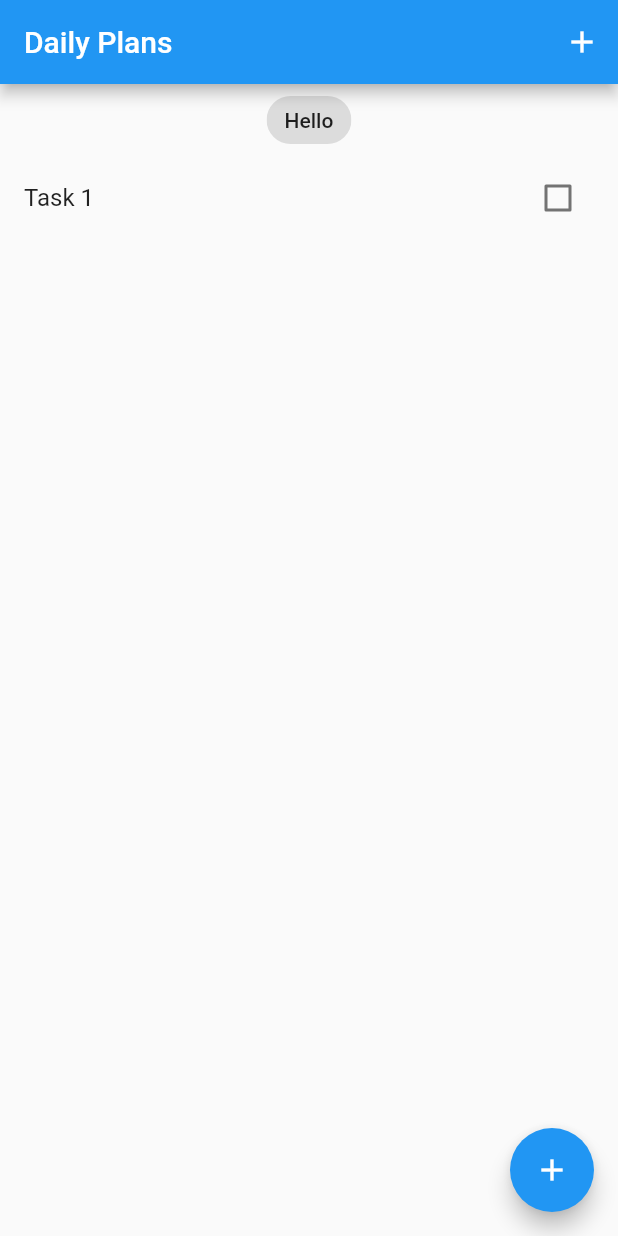
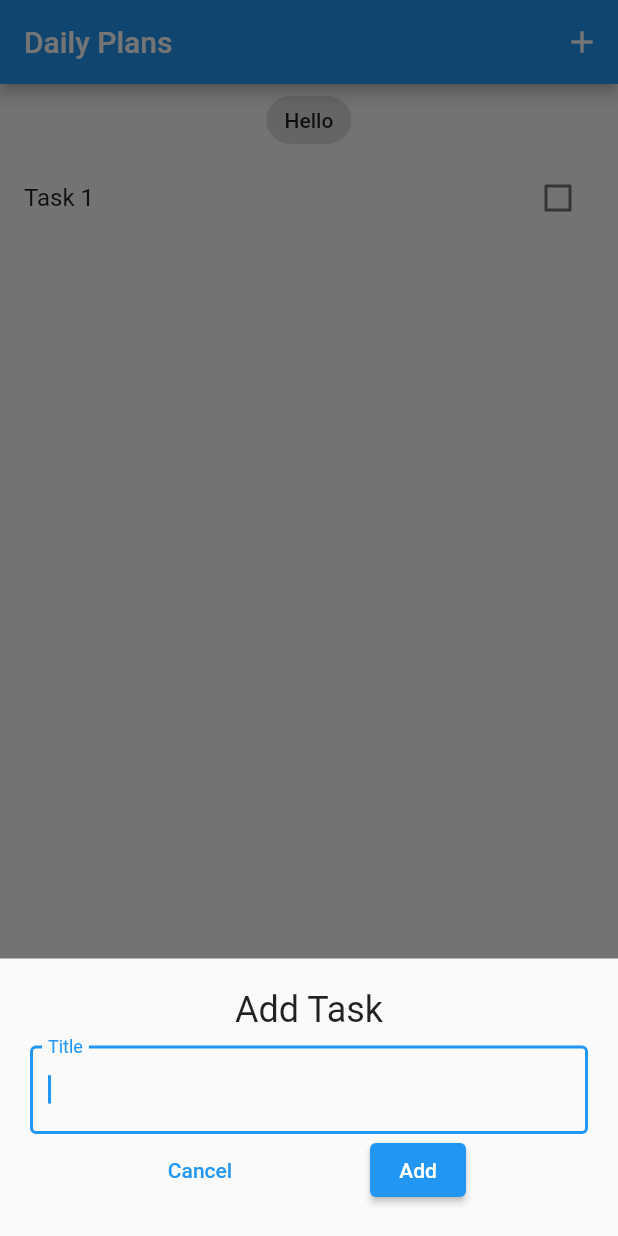
Before and after one commit to Neloy-SWE/Daily-Plans, a Flutter app: the screen it shows after launch, after a tap on the "add" icon, on a phone screen of 412 x 824 dp. Run offline on Flutter 3.47's test engine with Material 2 defaults, Android fonts, the light colour scheme and no system bars; our stand-ins replace bloc, equatable, flutter_bloc.

Commit message:
update task even added

```diff
--- a/lib/blocs/bloc/tasks_bloc.dart
+++ b/lib/blocs/bloc/tasks_bloc.dart
@@ -27,5 +27,22 @@ class TasksBloc extends Bloc<TasksEvent, TasksState> {
 
   void _onDeleteTask(DeleteTask event, Emitter<TasksState> emit) {}
 
-  void _onUpdateTask(UpdateTask event, Emitter<TasksState> emit) {}
+  void _onUpdateTask(UpdateTask event, Emitter<TasksState> emit) {
+    final state = this.state;
+    final task = event.task;
+    final int index = state.allTasks.indexOf(task);
+    List<TaskModel> allTasks = List.from(state.allTasks)..remove(task);
+    task.isDone == false
+        ? allTasks.insert(index,
+            task.tm(isDone: true),
+          )
+        : allTasks.insert(index,
+            task.tm(isDone: false),
+          );
+    emit(
+      TasksState(
+        allTasks: allTasks,
+      ),
+    );
+  }
 }
--- a/lib/components/custom_bottom_sheet_body.dart
+++ b/lib/components/custom_bottom_sheet_body.dart
@@ -5,11 +5,11 @@ import '../utilities/app_size.dart';
 import '../utilities/strings.dart';
 
 class BottomSheetBody extends StatelessWidget {
-  final TextEditingController titleController;
-  const BottomSheetBody({Key? key, required this.titleController}) : super(key: key);
+  const BottomSheetBody({Key? key}) : super(key: key);
 
   @override
   Widget build(BuildContext context) {
+    TextEditingController titleController = TextEditingController();
     return Padding(
       padding: const EdgeInsets.all(20),
       child: Column(
@@ -32,7 +32,6 @@ class BottomSheetBody extends StatelessWidget {
             ),
           ),
 
-
           // cancel, add button
           Row(
             mainAxisAlignment: MainAxisAlignment.spaceEvenly,
@@ -48,8 +47,14 @@ class BottomSheetBody extends StatelessWidget {
               // add button
               ElevatedButton(
                 onPressed: () {
-                  var task = TaskModel(title: titleController.text,);
-                  context.read<TasksBloc>().add(AddTask(task: task,),);
+                  var task = TaskModel(
+                    title: titleController.text,
+                  );
+                  context.read<TasksBloc>().add(
+                        AddTask(
+                          task: task,
+                        ),
+                      );
                   Navigator.of(context).pop();
                 },
                 child: const Text(
--- a/lib/components/custom_task_list.dart
+++ b/lib/components/custom_task_list.dart
@@ -1,9 +1,11 @@
+import 'package:daily_plans/blocs/bloc_exports.dart';
 import 'package:flutter/material.dart';
 
 import '../model/model_task.dart';
 
 class TaskList extends StatelessWidget {
   final List<TaskModel> taskList;
+
   const TaskList({Key? key, required this.taskList}) : super(key: key);
 
   @override
@@ -17,7 +19,13 @@ class TaskList extends StatelessWidget {
             title: Text(task.title),
             trailing: Checkbox(
               value: task.isDone,
-              onChanged: (value) {},
+              onChanged: (value) {
+                context.read<TasksBloc>().add(
+                      UpdateTask(
+                        task: task,
+                      ),
+                    );
+              },
             ),
           );
         });
--- a/lib/main.dart
+++ b/lib/main.dart
@@ -37,7 +37,7 @@ class MyApp extends StatelessWidget {
             ),
           ),
         ),
-      child: MaterialApp(
+      child: const MaterialApp(
         debugShowCheckedModeBanner: false,
         title: AllText.appTitle,
         home: TaskScreen(),
--- a/lib/model/model_task.dart
+++ b/lib/model/model_task.dart
@@ -1,5 +1,6 @@
 import 'package:equatable/equatable.dart';
 import 'constants.dart';
+
 
 class TaskModel extends Equatable {
   final String title;
--- a/lib/screens/screen_task.dart
+++ b/lib/screens/screen_task.dart
@@ -2,15 +2,18 @@ import 'package:daily_plans/components/custom_app_bar.dart';
 import 'package:daily_plans/components/custom_task_list.dart';
 import 'package:daily_plans/utilities/strings.dart';
 import 'package:flutter/material.dart';
-
 import '../blocs/bloc_exports.dart';
 import '../components/custom_bottom_sheet_body.dart';
 import '../model/model_task.dart';
 
-class TaskScreen extends StatelessWidget {
-  TaskScreen({Key? key}) : super(key: key);
-  TextEditingController titleController = TextEditingController();
+class TaskScreen extends StatefulWidget {
+  const TaskScreen({Key? key}) : super(key: key);
 
+  @override
+  State<TaskScreen> createState() => _TaskScreenState();
+}
+
+class _TaskScreenState extends State<TaskScreen> {
   void _addTask(BuildContext context) {
     showModalBottomSheet(
       context: context,
@@ -19,9 +22,7 @@ class TaskScreen extends StatelessWidget {
           padding: EdgeInsets.only(
             bottom: MediaQuery.of(context).viewInsets.bottom,
           ),
-          child: BottomSheetBody(
-            titleController: titleController,
-          ),
+          child: const BottomSheetBody(),
         ),
       ),
     );
@@ -42,7 +43,7 @@ class TaskScreen extends StatelessWidget {
           ),
           appBar: CustomAppBar(
             title: AllText.appTitle,
-            onTap: () {},
+            onTap: () => _addTask(context),
           ),
           body: Column(
             crossAxisAlignment: CrossAxisAlignment.center,
```
